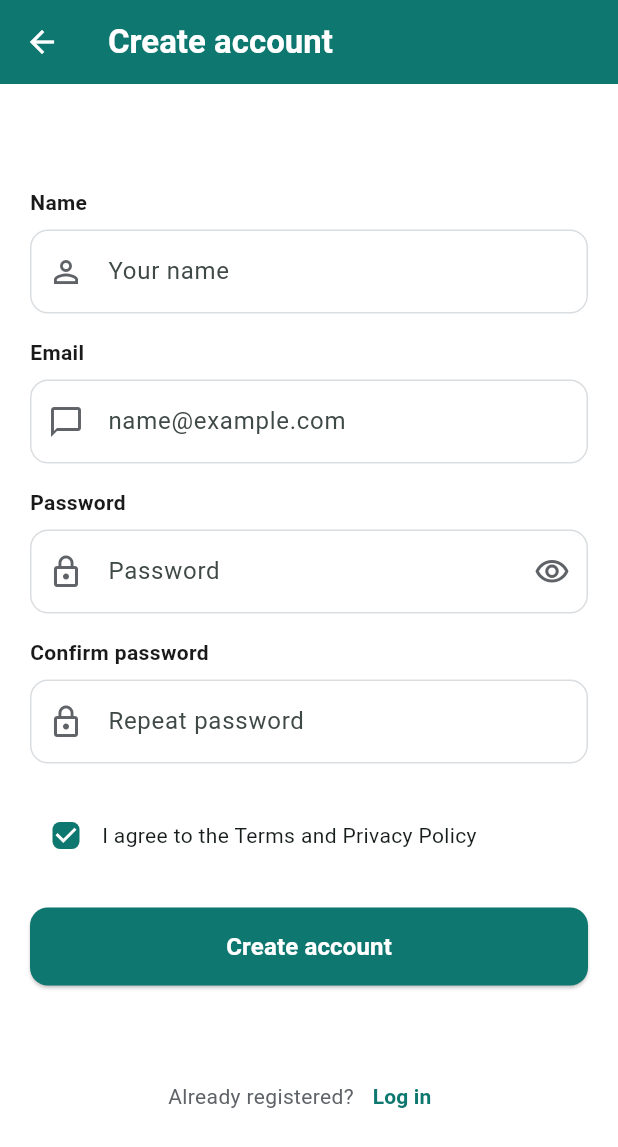
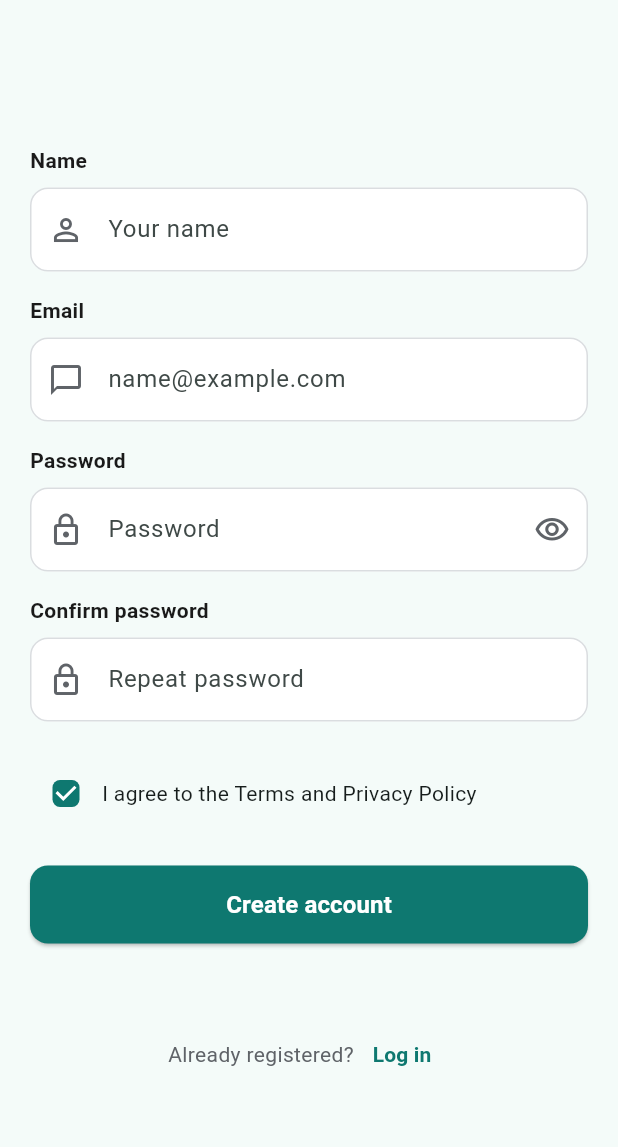
Before and after one commit to bhaveshmahadik023-source/RemaidX, a Flutter app: the RegisterPage screen opened directly, on a phone screen of 412 x 824 dp. Shown: the top 1147 px of the screen. Run offline on Flutter 3.47's test engine with Material 3 defaults, Android fonts, the phone set to English and light mode, and no system bars; our stand-ins replace cloud_firestore, firebase_auth, firebase_core; accounts and stored records are empty.

Commit message:
Remove app bar from signup page all done

```diff
--- a/lib/pages/A4_Sign_up.dart
+++ b/lib/pages/A4_Sign_up.dart
@@ -57,18 +57,6 @@ class _RegisterPageState extends State<RegisterPage> {
   @override
   Widget build(BuildContext context) {
     return Scaffold(
-      backgroundColor: Colors.white,
-      appBar: AppBar(
-        backgroundColor: kTeal,
-        foregroundColor: Colors.white,
-        elevation: 0,
-        leading: IconButton(
-          icon: const Icon(Icons.arrow_back),
-          onPressed: widget.onLogin,
-        ),
-        title: const Text('Create account',
-            style: TextStyle(fontWeight: FontWeight.w700)),
-      ),
       body: SafeArea(
         child: Center(
           child: SingleChildScrollView(
```
